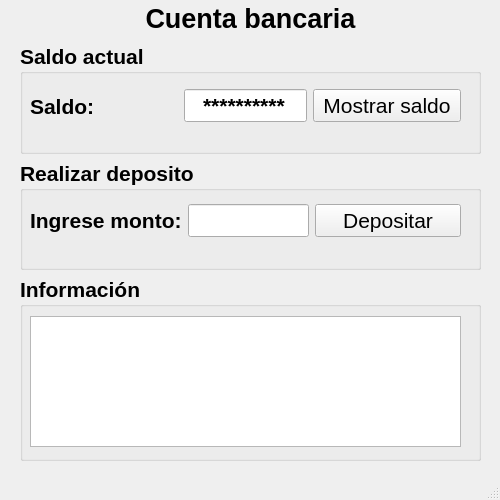
This is Unidad_2/Ejemplos/CuentaBancaria/UI_cuentaBancaria/mainwindow.ui in nvargas24/Programacion2_Bioingenieria_Alumnos as Qt 5 draws it before an edit. The edited form follows.
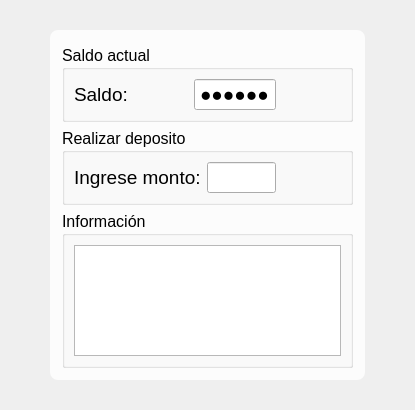
This is the edited form. Icons and pictures are not drawn.

```diff
--- a/Unidad_2/Ejemplos/CuentaBancaria/UI_cuentaBancaria/mainwindow.ui
+++ b/Unidad_2/Ejemplos/CuentaBancaria/UI_cuentaBancaria/mainwindow.ui
@@ -6,10 +6,22 @@
    <rect>
     <x>0</x>
     <y>0</y>
-    <width>500</width>
-    <height>500</height>
+    <width>415</width>
+    <height>410</height>
    </rect>
   </property>
+  <property name="minimumSize">
+   <size>
+    <width>415</width>
+    <height>410</height>
+   </size>
+  </property>
+  <property name="maximumSize">
+   <size>
+    <width>415</width>
+    <height>410</height>
+   </size>
+  </property>
   <property name="font">
    <font>
     <pointsize>16</pointsize>
@@ -17,61 +29,104 @@
    </font>
   </property>
   <property name="windowTitle">
-   <string>MainWindow</string>
-  </property>
-  <widget class="QWidget" name="centralwidget">
-   <widget class="QWidget" name="verticalLayoutWidget">
-    <property name="geometry">
-     <rect>
-      <x>20</x>
-      <y>0</y>
-      <width>461</width>
-      <height>461</height>
-     </rect>
-    </property>
-    <layout class="QVBoxLayout" name="verticalLayout" stretch="1,3,3,5">
-     <item>
-      <widget class="QLabel" name="label_3">
-       <property name="font">
-        <font>
-         <pointsize>20</pointsize>
-         <bold>true</bold>
-        </font>
-       </property>
-       <property name="text">
         <string>Cuenta bancaria</string>
        </property>
-       <property name="alignment">
-        <set>Qt::AlignmentFlag::AlignCenter</set>
-       </property>
-      </widget>
-     </item>
+  <property name="windowIcon">
+   <iconset resource="Resource.qrc">
+    <normaloff>:/imagenes/Imagenes/ico_bank.png</normaloff>:/imagenes/Imagenes/ico_bank.png</iconset>
+  </property>
+  <property name="windowOpacity">
+   <double>1.000000000000000</double>
+  </property>
+  <property name="styleSheet">
+   <string notr="true">#MainWindow{
+border-image: url(:/imagenes/Imagenes/bank.png);
+}
+</string>
+  </property>
+  <property name="tabShape">
+   <enum>QTabWidget::TabShape::Rounded</enum>
+  </property>
+  <property name="dockNestingEnabled">
+   <bool>true</bool>
+  </property>
+  <property name="dockOptions">
+   <set>QMainWindow::DockOption::AllowNestedDocks|QMainWindow::DockOption::AllowTabbedDocks|QMainWindow::DockOption::AnimatedDocks</set>
+  </property>
+  <widget class="QWidget" name="centralwidget">
+   <layout class="QVBoxLayout" name="verticalLayout_3">
+    <property name="leftMargin">
+     <number>50</number>
+    </property>
+    <property name="topMargin">
+     <number>30</number>
+    </property>
+    <property name="rightMargin">
+     <number>50</number>
+    </property>
+    <property name="bottomMargin">
+     <number>30</number>
+    </property>
+    <item>
+     <widget class="QGroupBox" name="gboxFondo">
+      <property name="styleSheet">
+       <string notr="true">#gboxFondo{
+border: none;
+border-radius: 8px;
+background-color: rgba(252, 252, 252, 250);
+}</string>
+      </property>
+      <property name="title">
+       <string/>
+      </property>
+      <property name="flat">
+       <bool>true</bool>
+      </property>
+      <layout class="QVBoxLayout" name="verticalLayout">
      <item>
       <widget class="QGroupBox" name="groupBox">
+         <property name="font">
+          <font>
+           <pointsize>12</pointsize>
+           <bold>false</bold>
+          </font>
+         </property>
        <property name="title">
         <string>Saldo actual</string>
        </property>
-       <widget class="QWidget" name="horizontalLayoutWidget">
-        <property name="geometry">
-         <rect>
-          <x>10</x>
-          <y>30</y>
-          <width>431</width>
-          <height>66</height>
-         </rect>
-        </property>
-        <layout class="QHBoxLayout" name="horizontalLayout" stretch="6,5,6">
+         <layout class="QHBoxLayout" name="horizontalLayout" stretch="7,5,1">
          <item>
           <widget class="QLabel" name="label">
+            <property name="font">
+             <font>
+              <pointsize>14</pointsize>
+              <bold>false</bold>
+             </font>
+            </property>
            <property name="text">
             <string>Saldo:</string>
            </property>
           </widget>
          </item>
          <item>
-          <widget class="QLineEdit" name="lineEdit">
+           <widget class="QLineEdit" name="viewSaldo">
+            <property name="font">
+             <font>
+              <pointsize>14</pointsize>
+              <bold>true</bold>
+             </font>
+            </property>
+            <property name="inputMask">
+             <string>999999</string>
+            </property>
            <property name="text">
-            <string>**********</string>
+             <string/>
+            </property>
+            <property name="echoMode">
+             <enum>QLineEdit::EchoMode::Password</enum>
+            </property>
+            <property name="cursorPosition">
+             <number>1</number>
            </property>
            <property name="alignment">
             <set>Qt::AlignmentFlag::AlignCenter</set>
@@ -90,41 +145,55 @@
          <item>
           <widget class="QPushButton" name="pushButton">
            <property name="sizePolicy">
-            <sizepolicy hsizetype="Expanding" vsizetype="Fixed">
+             <sizepolicy hsizetype="Expanding" vsizetype="Expanding">
              <horstretch>0</horstretch>
              <verstretch>0</verstretch>
             </sizepolicy>
            </property>
            <property name="font">
             <font>
-             <pointsize>16</pointsize>
+              <pointsize>14</pointsize>
              <bold>false</bold>
             </font>
            </property>
            <property name="text">
-            <string>Mostrar saldo</string>
+             <string/>
+            </property>
+            <property name="icon">
+             <iconset theme="QIcon::ThemeIcon::CameraWeb"/>
+            </property>
+            <property name="iconSize">
+             <size>
+              <width>30</width>
+              <height>30</height>
+             </size>
+            </property>
+            <property name="autoDefault">
+             <bool>false</bool>
+            </property>
+            <property name="default">
+             <bool>false</bool>
+            </property>
+            <property name="flat">
+             <bool>true</bool>
            </property>
           </widget>
          </item>
         </layout>
-       </widget>
       </widget>
      </item>
      <item>
       <widget class="QGroupBox" name="groupBox_2">
+         <property name="font">
+          <font>
+           <pointsize>12</pointsize>
+           <bold>false</bold>
+          </font>
+         </property>
        <property name="title">
         <string>Realizar deposito</string>
        </property>
-       <widget class="QWidget" name="horizontalLayoutWidget_2">
-        <property name="geometry">
-         <rect>
-          <x>10</x>
-          <y>30</y>
-          <width>431</width>
-          <height>61</height>
-         </rect>
-        </property>
-        <layout class="QHBoxLayout" name="horizontalLayout_2" stretch="6,5,6">
+         <layout class="QHBoxLayout" name="horizontalLayout_2" stretch="7,5,1">
          <item>
           <widget class="QLabel" name="label_2">
            <property name="sizePolicy">
@@ -133,58 +202,109 @@
              <verstretch>0</verstretch>
             </sizepolicy>
            </property>
+            <property name="font">
+             <font>
+              <pointsize>14</pointsize>
+              <bold>false</bold>
+             </font>
+            </property>
            <property name="text">
             <string>Ingrese monto:</string>
            </property>
           </widget>
          </item>
          <item>
-          <widget class="QLineEdit" name="lineEdit_2"/>
+           <widget class="QLineEdit" name="inIngreso">
+            <property name="font">
+             <font>
+              <pointsize>14</pointsize>
+              <bold>true</bold>
+             </font>
+            </property>
+            <property name="cursor">
+             <cursorShape>IBeamCursor</cursorShape>
+            </property>
+            <property name="styleSheet">
+             <string notr="true"/>
+            </property>
+            <property name="inputMask">
+             <string>999999</string>
+            </property>
+            <property name="echoMode">
+             <enum>QLineEdit::EchoMode::Normal</enum>
+            </property>
+            <property name="cursorPosition">
+             <number>0</number>
+            </property>
+            <property name="dragEnabled">
+             <bool>false</bool>
+            </property>
+            <property name="cursorMoveStyle">
+             <enum>Qt::CursorMoveStyle::LogicalMoveStyle</enum>
+            </property>
+           </widget>
          </item>
          <item>
           <widget class="QPushButton" name="pushButton_2">
            <property name="sizePolicy">
-            <sizepolicy hsizetype="Expanding" vsizetype="Fixed">
+             <sizepolicy hsizetype="Expanding" vsizetype="Expanding">
              <horstretch>0</horstretch>
              <verstretch>0</verstretch>
             </sizepolicy>
            </property>
            <property name="font">
             <font>
-             <pointsize>16</pointsize>
+              <pointsize>14</pointsize>
              <bold>false</bold>
             </font>
            </property>
            <property name="text">
-            <string>Depositar</string>
+             <string/>
+            </property>
+            <property name="icon">
+             <iconset theme="QIcon::ThemeIcon::DocumentSave"/>
+            </property>
+            <property name="iconSize">
+             <size>
+              <width>30</width>
+              <height>30</height>
+             </size>
+            </property>
+            <property name="flat">
+             <bool>true</bool>
            </property>
           </widget>
          </item>
         </layout>
-       </widget>
       </widget>
      </item>
      <item>
       <widget class="QGroupBox" name="groupBox_3">
+         <property name="font">
+          <font>
+           <pointsize>12</pointsize>
+           <bold>false</bold>
+          </font>
+         </property>
        <property name="title">
         <string>Información</string>
        </property>
-       <widget class="QListWidget" name="listWidget">
-        <property name="geometry">
-         <rect>
-          <x>10</x>
-          <y>40</y>
-          <width>431</width>
-          <height>131</height>
-         </rect>
-        </property>
-       </widget>
+         <layout class="QVBoxLayout" name="verticalLayout_2">
+          <item>
+           <widget class="QListWidget" name="listMovimientos">
+            <property name="alternatingRowColors">
+             <bool>true</bool>
+            </property>
+           </widget>
+          </item>
+         </layout>
       </widget>
      </item>
     </layout>
    </widget>
+    </item>
+   </layout>
   </widget>
-  <widget class="QStatusBar" name="statusbar"/>
  </widget>
  <resources/>
  <connections/>
```
Left out of the diff: 14 changed lines with no effect on the pictures. Lines whose indentation alone changed are shown as unchanged.
